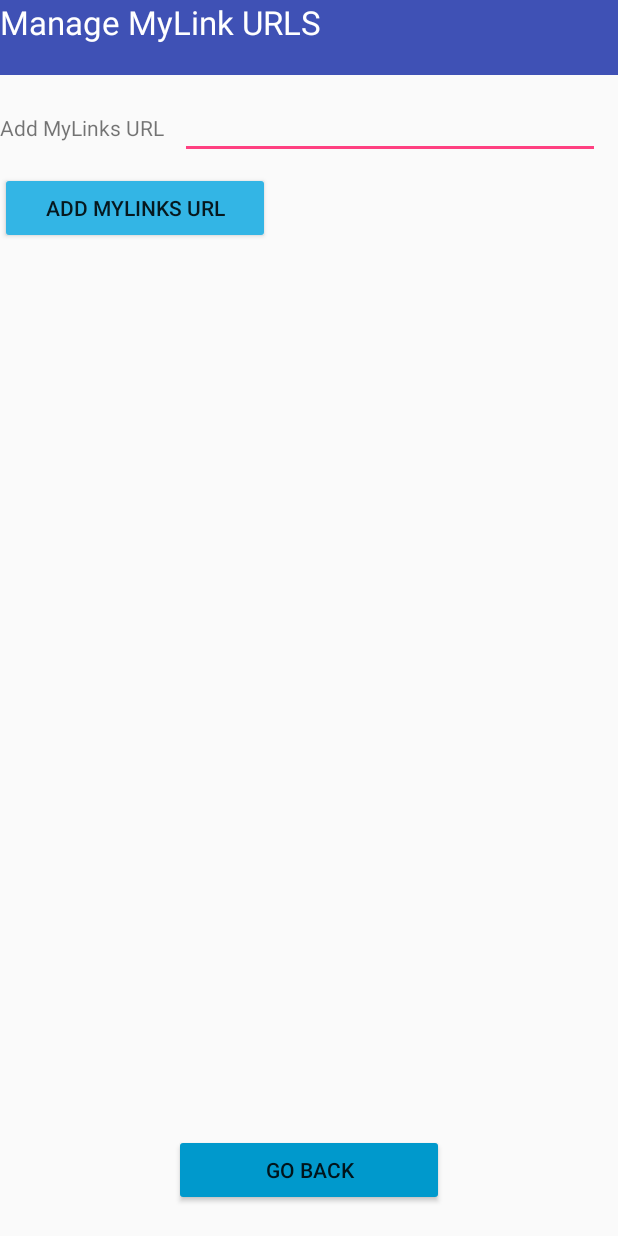
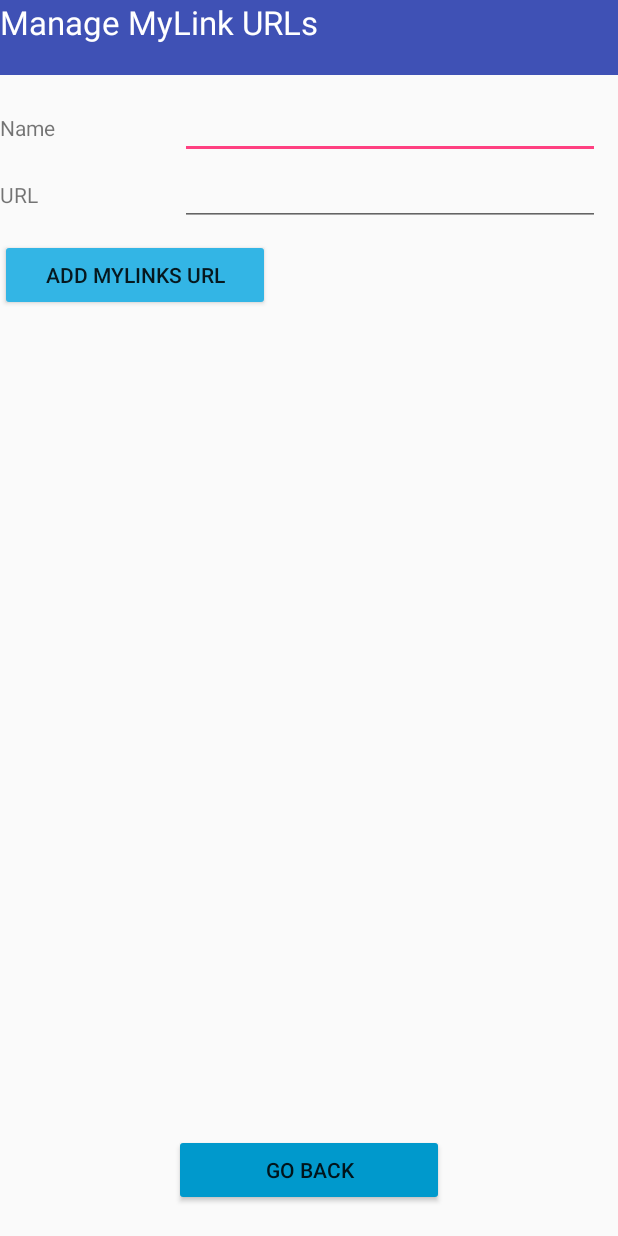
Before and after one commit to SegiH/MyLinks-Android, an Android app: the screen it shows after launch (ManageLinks), after a tap on "MANAGE MYLINK URLS", on a phone screen of 412 x 824 dp. Run offline under Robolectric (Android 15) with nearby library versions, the phone set to English and light mode, and no system bars; our stand-ins replace Firebase (no records; nobody signed in at launch, a user with empty details on screens opened directly), Volley; 2 other taps on this screen came first.

Commit message:
All MyLinks Instance URLs are now saved in Firebase realtime database including adding and deleting MyLinks Instance URLS. Fix issue fetching types after app is first installed due to active instance URL not being set

```diff
--- a/app/build.gradle
+++ b/app/build.gradle
@@ -1,5 +1,6 @@
 apply plugin: 'com.android.application'
 apply plugin: 'kotlin-android'
+apply plugin: 'com.google.gms.google-services'
 
 android {
     archivesBaseName = "MyLinks"
@@ -30,6 +31,7 @@ dependencies {
     implementation 'androidx.constraintlayout:constraintlayout:2.0.2'
     implementation 'com.google.android.material:material:1.2.1'
     implementation 'androidx.swiperefreshlayout:swiperefreshlayout:1.1.0'
+    implementation 'com.google.firebase:firebase-database:19.5.0'
     testImplementation 'junit:junit:4.12'
     androidTestImplementation 'androidx.test.ext:junit:1.1.2'
     androidTestImplementation 'androidx.test.espresso:espresso-core:3.3.0'
--- a/app/src/main/java/com/segihovav/mylinks_android/DataService.kt
+++ b/app/src/main/java/com/segihovav/mylinks_android/DataService.kt
@@ -2,7 +2,13 @@ package com.segihovav.mylinks_android
 
 import android.content.SharedPreferences
 import androidx.appcompat.app.AlertDialog
-import java.util.ArrayList
+import com.google.firebase.database.DataSnapshot
+import com.google.firebase.database.DatabaseError
+import com.google.firebase.database.FirebaseDatabase
+import com.google.firebase.database.ValueEventListener
+import java.util.*
+import kotlin.collections.ArrayList
+
 
 class DataService {
      companion object {
@@ -17,6 +23,7 @@ class DataService {
           @JvmStatic var darkMode = R.style.ThemeOverlay_MaterialComponents_Dark
           @JvmStatic var URLS: MutableList<String> = mutableListOf()
           @JvmStatic var MyLinksTitle: String = "AbaLinks"
+          @JvmStatic var dataStore: ArrayList<FBDataStore> = ArrayList();
 
           @JvmStatic fun alert(builder: AlertDialog.Builder, message: String, closeApp: Boolean = false, confirmDialog: Boolean = false, finish: () -> Unit, OKCallback: (() -> Unit)?) {
                builder.setMessage(message).setCancelable(confirmDialog)
@@ -37,12 +44,50 @@ class DataService {
           }
 
           @JvmStatic fun init() {
-               if (URLS != null) {
+               // Read myLinks instance URLS from shared Preferences
+               /*if (URLS != null) {
                     val myLinksUrls = DataService.sharedPreferences.getStringSet("MyLinksURLs", mutableSetOf()) // get only ONCE
 
                     if (!myLinksUrls.isNullOrEmpty())
                          URLS.addAll(myLinksUrls)
-               }
+               }*/
+
+               // Read from Firebase
+               val database = FirebaseDatabase.getInstance()
+
+               var myRef = database.getReference("MyLinks")
+
+               myRef.addValueEventListener(object : ValueEventListener {
+                    override fun onDataChange(dataSnapshot: DataSnapshot) {
+                         val dataList = dataSnapshot.children.toList()
+
+                         for (linkItem in dataList) {
+                              var itemFound = false
+
+                              // Make sure that the link is not in the list already
+                              for (j in URLS.indices)
+                                   if (URLS[j] == linkItem.value)
+                                        itemFound = true
+
+                              if (!itemFound) {
+                                   dataStore.add(FBDataStore(linkItem.key.toString(),linkItem.value.toString()))
+                                   URLS.add(linkItem.value.toString())
+                              }
+                         }
+                    }
+
+                    override fun onCancelled(error: DatabaseError) {
+                         // Failed to read value
+                        //Log.w(TAG, "Failed to read value.", error.toException())
+                    }
+               })
+
+               // Write the data to Firebase. Uncomment me if this data is deleted from the DB
+               /*var myRefAdd = database.getReference("MyLinks/AbaLinks")
+               myRefAdd.setValue("https://abalinks.hovav.org");
+
+               myRefAdd = database.getReference("MyLinks/EmaLinks")
+               myRefAdd.setValue("https://emalinks.hovav.org");*/
           }
      }
 }
--- a/app/src/main/java/com/segihovav/mylinks_android/MainActivity.kt
+++ b/app/src/main/java/com/segihovav/mylinks_android/MainActivity.kt
@@ -234,8 +234,6 @@ class MainActivity : AppCompatActivity(), OnRefreshListener, AdapterView.OnItemS
      public override fun onStart() {
           super.onStart()
 
-          val sharedPreferences = PreferenceManager.getDefaultSharedPreferences(this)
-
           if (DataService.MyLinksURL != "" && !DataService.MyLinksURL.endsWith("/"))
                DataService.MyLinksURL+="/"
 
@@ -254,8 +252,6 @@ class MainActivity : AppCompatActivity(), OnRefreshListener, AdapterView.OnItemS
           }
 
           val params= "&LinkID=${myLinksList[deletingItemIndex].ID}"
-
-          val a=JSONArray()
 
           val requestQueue: RequestQueue = Volley.newRequestQueue(this)
 
@@ -369,6 +365,9 @@ class MainActivity : AppCompatActivity(), OnRefreshListener, AdapterView.OnItemS
 
      // Read JSON from specific endpoint and call the specified callback after it has been fetched
      private fun readJSONData(dataType: String, endpoint: String, JSONCallback: ((JSONData: JSONArray, isRefreshing: Boolean) -> Unit)?, isRefreshing: Boolean = false) {
+          if (DataService.MyLinksURL == "")
+               return
+
           val requestQueue: RequestQueue = Volley.newRequestQueue(this)
 
           val request = JsonArrayRequest(Request.Method.GET, DataService.MyLinksURL + endpoint, null,
--- a/app/src/main/java/com/segihovav/mylinks_android/SettingsActivity.kt
+++ b/app/src/main/java/com/segihovav/mylinks_android/SettingsActivity.kt
@@ -34,8 +34,8 @@ class SettingsActivity : AppCompatActivity() {
           myLinksURLs = findViewById<Spinner>(R.id.LinkURLSpinner)
 
           if (DataService.URLS.isNotEmpty()) {
-               if (DataService.URLS[0] != "")
-                    DataService.URLS.add(0,"")
+               //if (DataService.URLS[0] != "")
+                    //DataService.URLS.add(0,"")
 
                dataAdapter = ArrayAdapter<String>(this, android.R.layout.simple_spinner_dropdown_item,DataService.URLS as List<String>)
 
--- a/app/src/main/res/layout/managelinks.xml
+++ b/app/src/main/res/layout/managelinks.xml
@@ -15,21 +15,48 @@
         android:height="50dp"
         android:background="@color/colorPrimary"
         android:textColor="@android:color/white"
-        android:textSize="22dp"
+        android:textSize="22sp"
         android:theme="@style/AppTheme.AppBarOverlay"
         app:layout_constraintLeft_toLeftOf="parent"
         app:layout_constraintTop_toTopOf="parent"
-        android:text="Manage MyLink URLS"
+        android:text="@string/addURL"
     />
+
+    <TextView
+        android:id="@+id/AddNameLabel"
+        android:layout_width="wrap_content"
+        android:layout_height="wrap_content"
+        android:layout_marginTop="25dp"
+        android:text="@string/name"
+        app:layout_constraintLeft_toLeftOf="parent"
+        app:layout_constraintTop_toBottomOf="@id/TitleBar"
+    />
+
+    <com.google.android.material.textfield.TextInputLayout
+        android:id="@+id/AddName"
+        android:layout_width="match_parent"
+        android:layout_height="wrap_content"
+        app:layout_constraintRight_toRightOf="@id/AddURLLabel"
+        app:layout_constraintTop_toBottomOf="@id/TitleBar"
+        android:layout_marginStart="120dp"
+        >
+
+        <com.google.android.material.textfield.TextInputEditText
+            android:layout_width="280dp"
+            android:layout_height="wrap_content"
+            android:ellipsize="end"
+            android:inputType="text|textUri"
+            android:maxLines="1" />
+    </com.google.android.material.textfield.TextInputLayout>
 
     <TextView
         android:id="@+id/AddURLLabel"
         android:layout_width="wrap_content"
         android:layout_height="wrap_content"
         android:layout_marginTop="25dp"
-        android:text="@string/addMyLinksURL"
+        android:text="@string/url"
         app:layout_constraintLeft_toLeftOf="parent"
-        app:layout_constraintTop_toBottomOf="@id/TitleBar"
+        app:layout_constraintTop_toBottomOf="@id/AddNameLabel"
         />
 
     <com.google.android.material.textfield.TextInputLayout
@@ -37,7 +64,7 @@
         android:layout_width="match_parent"
         android:layout_height="wrap_content"
         app:layout_constraintRight_toRightOf="@id/AddURLLabel"
-        app:layout_constraintTop_toBottomOf="@id/TitleBar"
+        app:layout_constraintTop_toBottomOf="@id/AddNameLabel"
         android:layout_marginStart="120dp"
         >
 
@@ -65,7 +92,7 @@
         android:id="@+id/swipe_container_URL"
         android:layout_width="match_parent"
         android:layout_height="match_parent"
-        android:layout_marginTop="170dp"
+        android:layout_marginTop="210dp"
         app:layout_behavior="@string/appbar_scrolling_view_behavior">
 
         <androidx.recyclerview.widget.RecyclerView
--- a/build.gradle
+++ b/build.gradle
@@ -10,6 +10,7 @@ buildscript {
     dependencies {
         classpath 'com.android.tools.build:gradle:4.1.0'
         classpath "org.jetbrains.kotlin:kotlin-gradle-plugin:$kotlin_version"
+        classpath 'com.google.gms:google-services:4.3.3'
         // NOTE: Do not place your application dependencies here; they belong
         // in the individual module build.gradle files
     }
```
Also changed, not shown: app/src/main/java/com/segihovav/mylinks_android/FBDataStore.kt (added, +13 -0 lines), app/src/main/java/com/segihovav/mylinks_android/ManageLinks.kt (+45 -8 lines), 1 other file.
